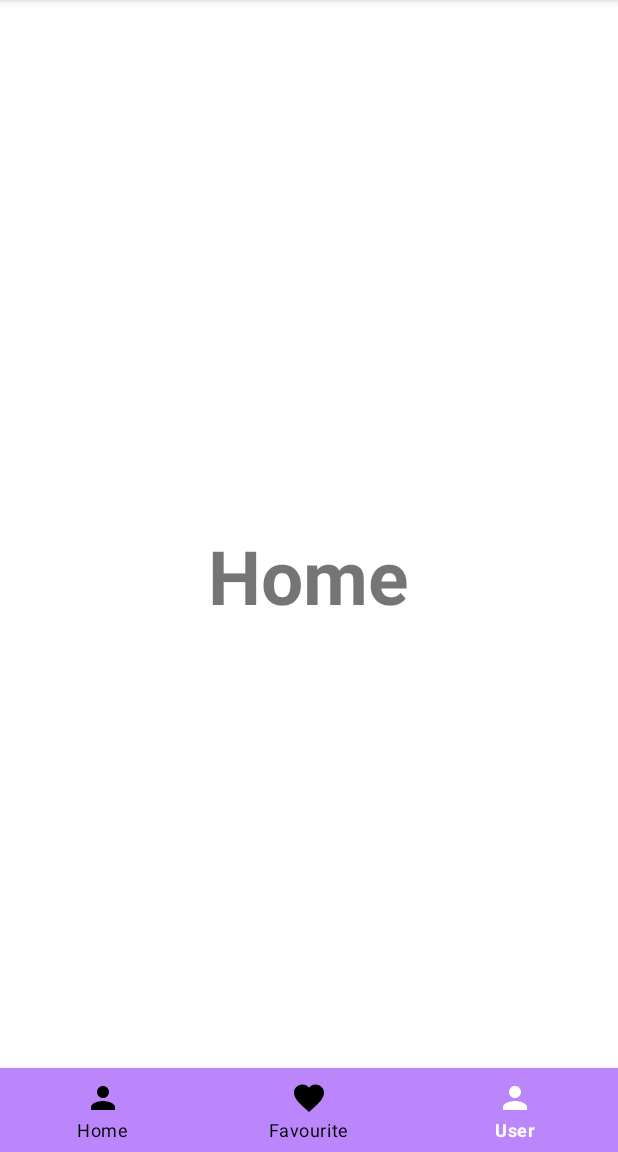
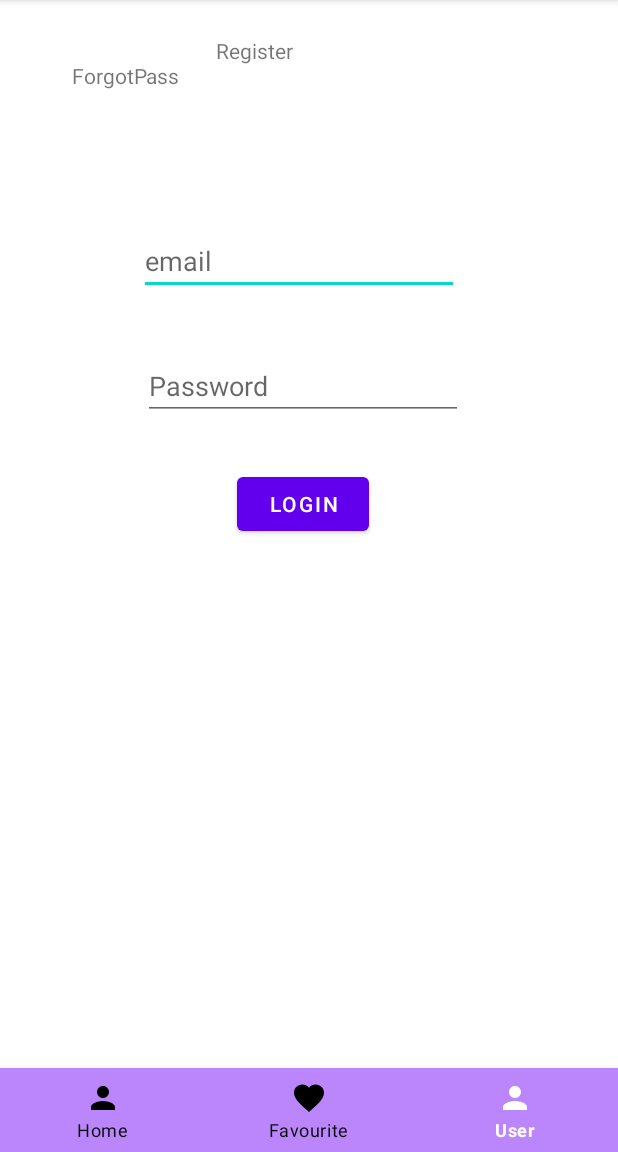
Before and after one commit to nedelchr/viaNatureRepo, an Android app: the screen it shows after launch (MainActivity before the commit, LoginUser after it), item 3 of the bottom bar chosen, on a phone screen of 412 x 824 dp, the part 84-1236 px from its top. Run offline under Robolectric (Android 15) with nearby library versions, the phone set to English and light mode, and no system bars; our stand-ins replace Firebase (no records; nobody signed in at launch, a user with empty details on screens opened directly).

Commit message:
+bottom navigation menu working

```diff
--- a/app/src/main/java/com/example/vianature/MainActivity.java
+++ b/app/src/main/java/com/example/vianature/MainActivity.java
@@ -2,31 +2,44 @@
 
 import android.content.Intent;
 import android.os.Bundle;
+import android.util.Log;
+import android.view.MenuItem;
 import android.view.View;
 import android.widget.TextView;
 
+import androidx.annotation.NonNull;
 import androidx.appcompat.app.AppCompatActivity;
 
-public class MainActivity extends AppCompatActivity implements View.OnClickListener {
+import com.google.android.material.bottomnavigation.BottomNavigationView;
 
-    private TextView login;
+public class MainActivity extends AppCompatActivity {
 
     @Override
     protected void onCreate(Bundle savedInstanceState) {
         super.onCreate(savedInstanceState);
         setContentView(R.layout.activity_main);
-        login = (TextView) findViewById(R.id.login);
-        login.setOnClickListener(this);
+
+        BottomNavigationView bottomNavigationView = findViewById(R.id.bottom_navigation);
+
+        bottomNavigationView.setSelectedItemId(R.id.home);
+
+        bottomNavigationView.setOnNavigationItemSelectedListener(new BottomNavigationView.OnNavigationItemSelectedListener() {
+            @Override
+            public boolean onNavigationItemSelected(@NonNull MenuItem item) {
+                switch (item.getItemId()){
+                    case R.id.home:
+                        return true;
+                    case R.id.favoutire:
+                        startActivity(new Intent(getApplicationContext(), Favourite.class));
+                        overridePendingTransition(0,0);
+                        return true;
+                    case R.id.user:
+                        startActivity(new Intent(getApplicationContext(), LoginUser.class));
+                        overridePendingTransition(0,0);
+                        return true;
+                }
+                return false;
+            }
+        });
     }
-
-    @Override
-    public void onClick(View v) {
-        switch (v.getId()) {
-            case R.id.login:
-                startActivity(new Intent(this, LoginUser.class));
-                break;
-        }
-    }
-
-
 }
--- a/app/src/main/java/com/example/vianature/RegisterUser.java
+++ b/app/src/main/java/com/example/vianature/RegisterUser.java
@@ -51,9 +51,7 @@
     @Override
     public void onClick(View v) {
         switch (v.getId()) {
-            case R.id.logo:
-                startActivity(new Intent(this, MainActivity.class));
-                break;
+
             case R.id.registerUser:
                 registerUser();
                 break;
--- a/app/src/main/res/layout/activity_login_user.xml
+++ b/app/src/main/res/layout/activity_login_user.xml
@@ -1,5 +1,6 @@
 <?xml version="1.0" encoding="utf-8"?>
-<androidx.constraintlayout.widget.ConstraintLayout xmlns:android="http://schemas.android.com/apk/res/android"
+<RelativeLayout
+    xmlns:android="http://schemas.android.com/apk/res/android"
     xmlns:app="http://schemas.android.com/apk/res-auto"
     xmlns:tools="http://schemas.android.com/tools"
     android:layout_width="match_parent"
@@ -10,7 +11,13 @@
         android:id="@+id/email"
         android:layout_width="wrap_content"
         android:layout_height="wrap_content"
-        android:layout_marginTop="212dp"
+        android:layout_alignParentTop="true"
+        android:layout_alignParentEnd="true"
+        android:layout_alignParentRight="true"
+        android:layout_centerHorizontal="true"
+        android:layout_marginTop="151dp"
+        android:layout_marginEnd="106dp"
+        android:layout_marginRight="106dp"
         android:ems="10"
         android:hint="@string/email_address"
         android:inputType="textEmailAddress"
@@ -24,7 +31,13 @@
         android:id="@+id/password"
         android:layout_width="wrap_content"
         android:layout_height="wrap_content"
-        android:layout_marginTop="28dp"
+        android:layout_below="@+id/email"
+        android:layout_alignParentStart="true"
+        android:layout_alignParentLeft="true"
+        android:layout_centerHorizontal="true"
+        android:layout_marginStart="95dp"
+        android:layout_marginLeft="95dp"
+        android:layout_marginTop="38dp"
         android:ems="10"
         android:hint="@string/password"
         android:inputType="textPassword"
@@ -34,24 +47,16 @@
         app:layout_constraintTop_toBottomOf="@+id/email"
         tools:ignore="Autofill" />
 
-    <Button
-        android:id="@+id/signIn"
-        android:layout_width="wrap_content"
-        android:layout_height="wrap_content"
-        android:layout_marginTop="76dp"
-        android:text="@string/login"
-        app:layout_constraintEnd_toEndOf="parent"
-        app:layout_constraintHorizontal_bias="0.498"
-        app:layout_constraintStart_toStartOf="parent"
-        app:layout_constraintTop_toBottomOf="@+id/password" />
-
     <TextView
         android:id="@+id/forgotPassword"
         android:layout_width="wrap_content"
         android:layout_height="wrap_content"
+        android:layout_below="@+id/signIn"
+        android:layout_alignParentStart="true"
+        android:layout_alignParentLeft="true"
         android:layout_marginStart="48dp"
         android:layout_marginLeft="48dp"
-        android:layout_marginTop="40dp"
+        android:layout_marginTop="-319dp"
         android:text="@string/forgotpass"
         app:layout_constraintStart_toStartOf="parent"
         app:layout_constraintTop_toBottomOf="@+id/signIn" />
@@ -67,6 +72,23 @@
         app:layout_constraintStart_toEndOf="@+id/forgotPassword"
         app:layout_constraintTop_toTopOf="@+id/forgotPassword" />
 
+    <Button
+        android:id="@+id/signIn"
+        android:layout_width="wrap_content"
+        android:layout_height="wrap_content"
+        android:layout_below="@+id/password"
+        android:layout_alignParentStart="true"
+        android:layout_alignParentLeft="true"
+        android:layout_centerInParent="true"
+        android:layout_marginStart="158dp"
+        android:layout_marginLeft="158dp"
+        android:layout_marginTop="32dp"
+        android:text="@string/login"
+        app:layout_constraintEnd_toEndOf="parent"
+        app:layout_constraintHorizontal_bias="0.498"
+        app:layout_constraintStart_toStartOf="parent"
+        app:layout_constraintTop_toBottomOf="@+id/password" />
+
     <ProgressBar
         android:id="@+id/progressBar"
         style="?android:attr/progressBarStyleLarge"
@@ -80,4 +102,16 @@
         app:layout_constraintTop_toTopOf="parent"
         tools:ignore="MissingConstraints" />
 
-</androidx.constraintlayout.widget.ConstraintLayout>
+
+
+    <com.google.android.material.bottomnavigation.BottomNavigationView
+        android:layout_width="match_parent"
+        android:layout_height="wrap_content"
+        android:id="@+id/bottom_navigation"
+        android:background="@color/purple_200"
+        app:itemTextColor="@drawable/selector"
+        app:itemIconTint="@drawable/selector"
+        app:menu="@menu/menu_navigation"
+        android:layout_alignParentBottom="true"/>
+
+</RelativeLayout>
```
Also changed, not shown: app/src/main/java/com/example/vianature/Favourite.java (+28 -0 lines), app/src/main/java/com/example/vianature/LoginUser.java (+25 -1 lines), app/src/main/res/layout/activity_favourite.xml (+21 -2 lines).
